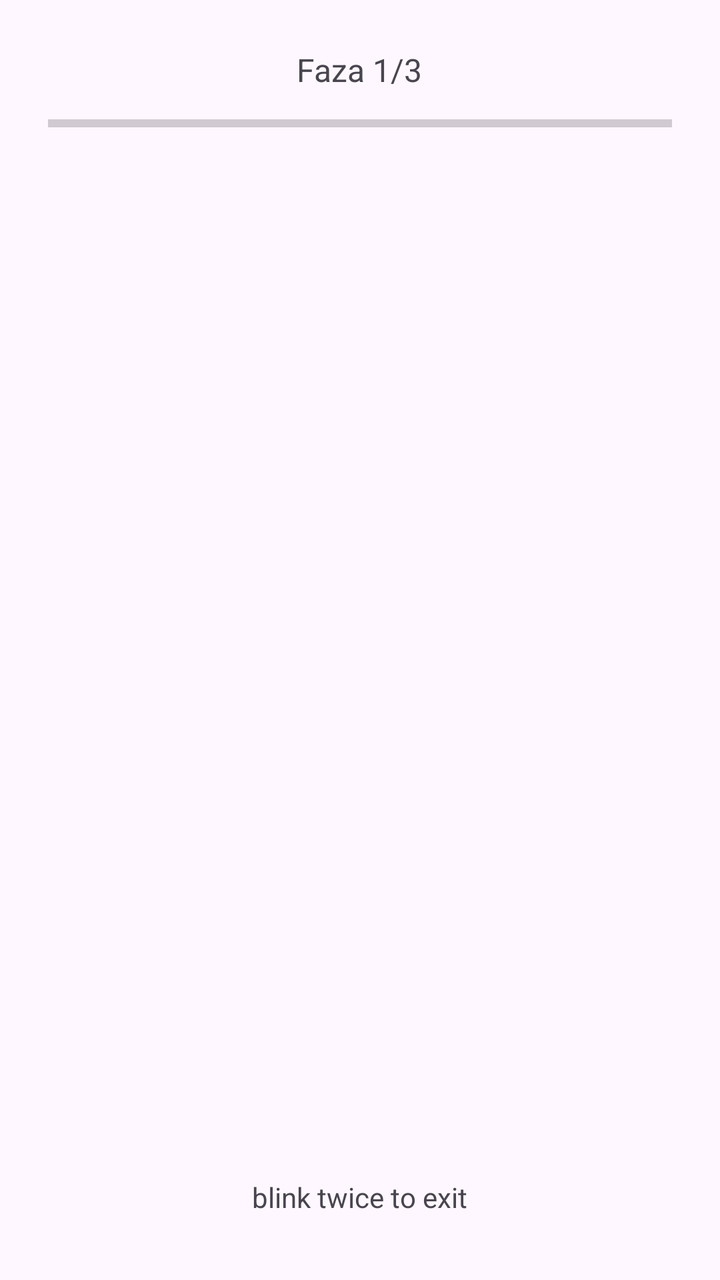
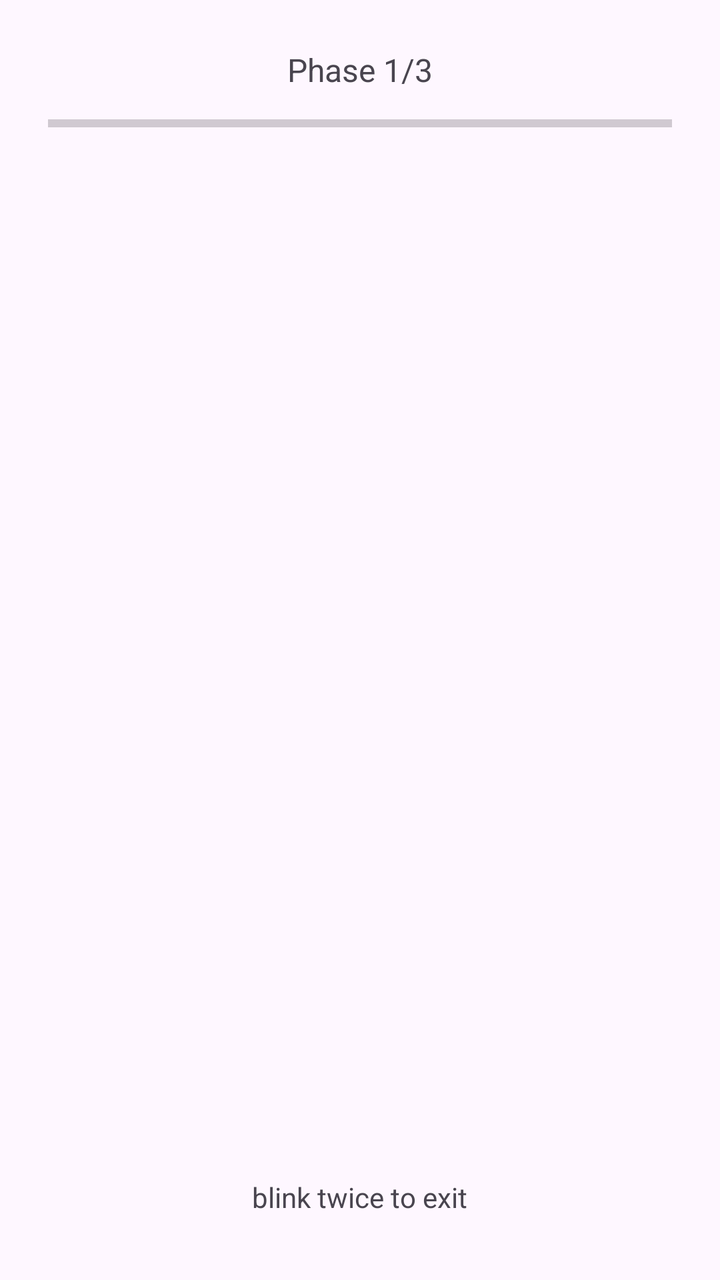

An Android layout rendered at two revisions. The XML below is the earlier revision; the diff shows what the commit changed to produce the second picture.
<!-- AndroidManifest.xml: application theme Theme.MyApplication -->
<!-- res/layout/activity_tutorial.xml -->
<?xml version="1.0" encoding="utf-8"?>
<LinearLayout xmlns:android="http://schemas.android.com/apk/res/android"
    android:id="@+id/main"
    android:layout_width="match_parent"
    android:layout_height="match_parent"
    android:fitsSystemWindows="true"
    android:gravity="center_horizontal"
    android:orientation="vertical"
    android:padding="24dp">

    <TextView
        android:id="@+id/tvFaza"
        android:layout_width="wrap_content"
        android:layout_height="wrap_content"
        android:text="Faza 1/3"
        android:textSize="16sp" />

    <ProgressBar
        android:id="@+id/pasekPostepu"
        style="?android:attr/progressBarStyleHorizontal"
        android:layout_width="match_parent"
        android:layout_height="wrap_content"
        android:layout_marginTop="8dp" />

    <TextView
        android:id="@+id/tvPolecenie"
        android:layout_width="match_parent"
        android:layout_height="wrap_content"
        android:layout_marginTop="28dp"
        android:gravity="center"
        android:text=""
        android:textSize="26sp"
        android:textStyle="bold" />

    <TextView
        android:id="@+id/tvStrzalka"
        android:layout_width="wrap_content"
        android:layout_height="wrap_content"
        android:text=""
        android:textSize="80sp" />

    <TextView
        android:id="@+id/tvPodpowiedz"
        android:layout_width="match_parent"
        android:layout_height="wrap_content"
        android:gravity="center"
        android:text=""
        android:textSize="18sp" />

    <TextView
        android:id="@+id/tvFeedback"
        android:layout_width="match_parent"
        android:layout_height="wrap_content"
        android:layout_marginTop="12dp"
        android:gravity="center"
        android:minHeight="56dp"
        android:text=""
        android:textSize="20sp"
        android:textStyle="bold" />

    <Button
        android:id="@+id/btnPowtorz"
        android:layout_width="wrap_content"
        android:layout_height="wrap_content"
        android:layout_marginTop="16dp"
        android:text="Powtórz samouczek  ➡"
        android:textSize="18sp"
        android:visibility="gone" />

    <View
        android:layout_width="1dp"
        android:layout_height="0dp"
        android:layout_weight="1" />

    <TextView
        android:id="@+id/exitHintText"
        android:layout_width="wrap_content"
        android:layout_height="wrap_content"
        android:layout_marginBottom="8dp"
        android:text="blink twice to exit"
        android:textSize="14sp" />

</LinearLayout>
<!-- resources referenced by this layout -->
<resources>
  <style name="Theme.MyApplication" parent="Base.Theme.MyApplication" />
  <style name="Base.Theme.MyApplication" parent="Theme.Material3.DayNight.NoActionBar">
          
          
      </style>
</resources>

<!-- the commit's change to res/layout/activity_tutorial.xml (unified diff, before → after) -->
@@ -9,21 +9,21 @@
     android:padding="24dp">
 
     <TextView
-        android:id="@+id/tvFaza"
+        android:id="@+id/tvPhase"
         android:layout_width="wrap_content"
         android:layout_height="wrap_content"
-        android:text="Faza 1/3"
+        android:text="Phase 1/3"
         android:textSize="16sp" />
 
     <ProgressBar
-        android:id="@+id/pasekPostepu"
+        android:id="@+id/tutorialProgress"
         style="?android:attr/progressBarStyleHorizontal"
         android:layout_width="match_parent"
         android:layout_height="wrap_content"
         android:layout_marginTop="8dp" />
 
     <TextView
-        android:id="@+id/tvPolecenie"
+        android:id="@+id/tvInstruction"
         android:layout_width="match_parent"
         android:layout_height="wrap_content"
         android:layout_marginTop="28dp"
@@ -33,14 +33,14 @@
         android:textStyle="bold" />
 
     <TextView
-        android:id="@+id/tvStrzalka"
+        android:id="@+id/tvArrow"
         android:layout_width="wrap_content"
         android:layout_height="wrap_content"
         android:text=""
         android:textSize="80sp" />
 
     <TextView
-        android:id="@+id/tvPodpowiedz"
+        android:id="@+id/tvHint"
         android:layout_width="match_parent"
         android:layout_height="wrap_content"
         android:gravity="center"
@@ -59,11 +59,11 @@
         android:textStyle="bold" />
 
     <Button
-        android:id="@+id/btnPowtorz"
+        android:id="@+id/btnRepeat"
         android:layout_width="wrap_content"
         android:layout_height="wrap_content"
         android:layout_marginTop="16dp"
-        android:text="Powtórz samouczek  ➡"
+        android:text="Repeat tutorial  ➡"
         android:textSize="18sp"
         android:visibility="gone" />
 
